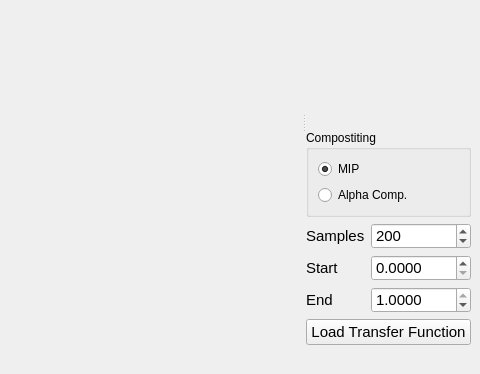
First picture: the form in src/MainWindow.ui, repository themangosteen/vis15-volume-raycasting, before the edit; both pictures show x 259 to 739 and y 157 to 531 of the 739 by 531 pixel window.
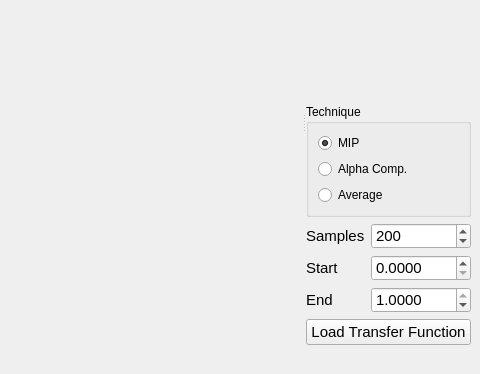
Second picture: the form after the edit. Custom widgets are drawn as their Qt base class.

Commit message: add GUI option and Shader uniform for average technique (still empty)

The edit to the form file:
```diff
--- a/src/MainWindow.ui
+++ b/src/MainWindow.ui
@@ -94,7 +94,7 @@
         <item>
          <widget class="QGroupBox" name="groupBox">
           <property name="title">
-           <string>Compostiting</string>
+           <string>Technique</string>
           </property>
           <layout class="QVBoxLayout" name="verticalLayout_4">
            <item>
@@ -119,6 +119,13 @@
                </property>
               </widget>
              </item>
+             <item>
+              <widget class="QRadioButton" name="radioAverage">
+               <property name="text">
+                <string>Average</string>
+               </property>
+              </widget>
+             </item>
             </layout>
            </item>
           </layout>
```
The commit also changes 4 other files.
